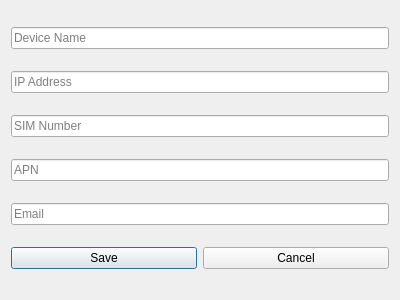
First picture: the form in device_settings_dialog.ui, repository danangnu/python-ciscosms-app, before the edit.
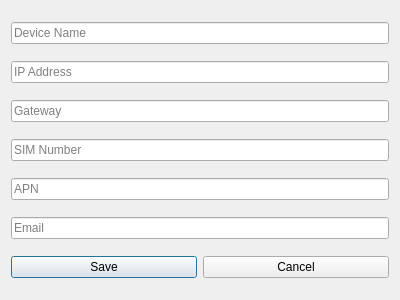
Second picture: the form after the edit.

Commit message: Modify button UI and Last SMS

Diff of the .ui file:
```diff
--- a/device_settings_dialog.ui
+++ b/device_settings_dialog.ui
@@ -28,6 +28,13 @@
      </property>
     </widget>
    </item>
+   <item>
+    <widget class="QLineEdit" name="gatewayLineEdit">
+     <property name="placeholderText">
+      <string>Gateway</string>
+     </property>
+    </widget>
+   </item>
    <item>
     <widget class="QLineEdit" name="simLineEdit">
      <property name="placeholderText">
```
The commit also changes 5 other files.
